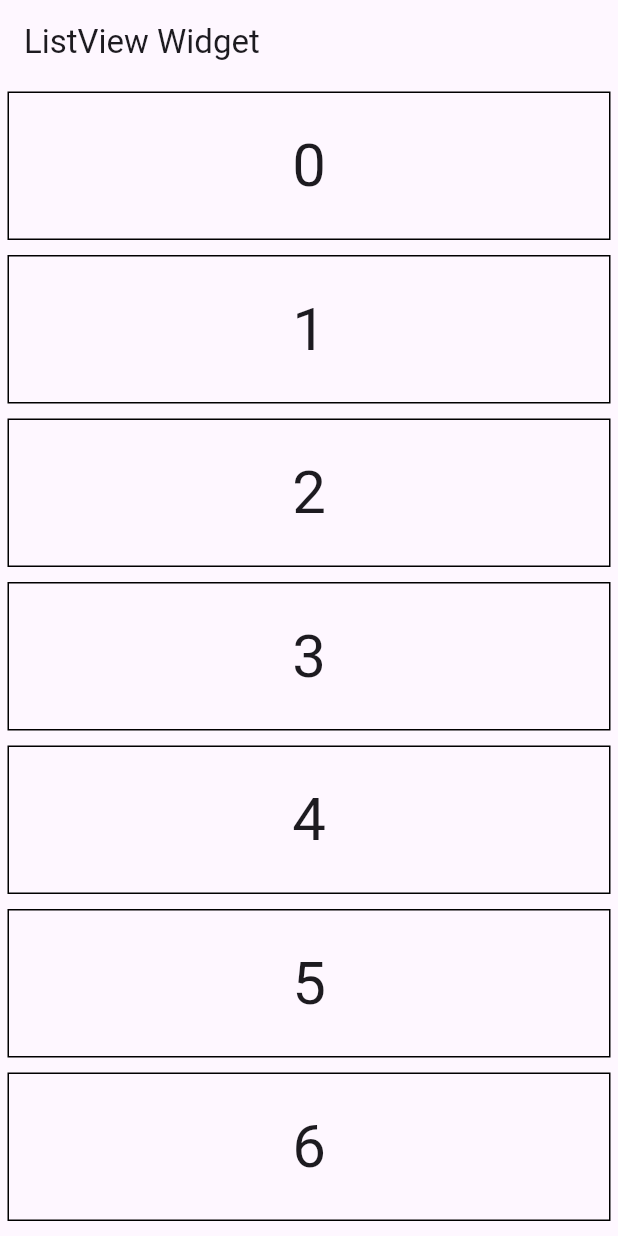
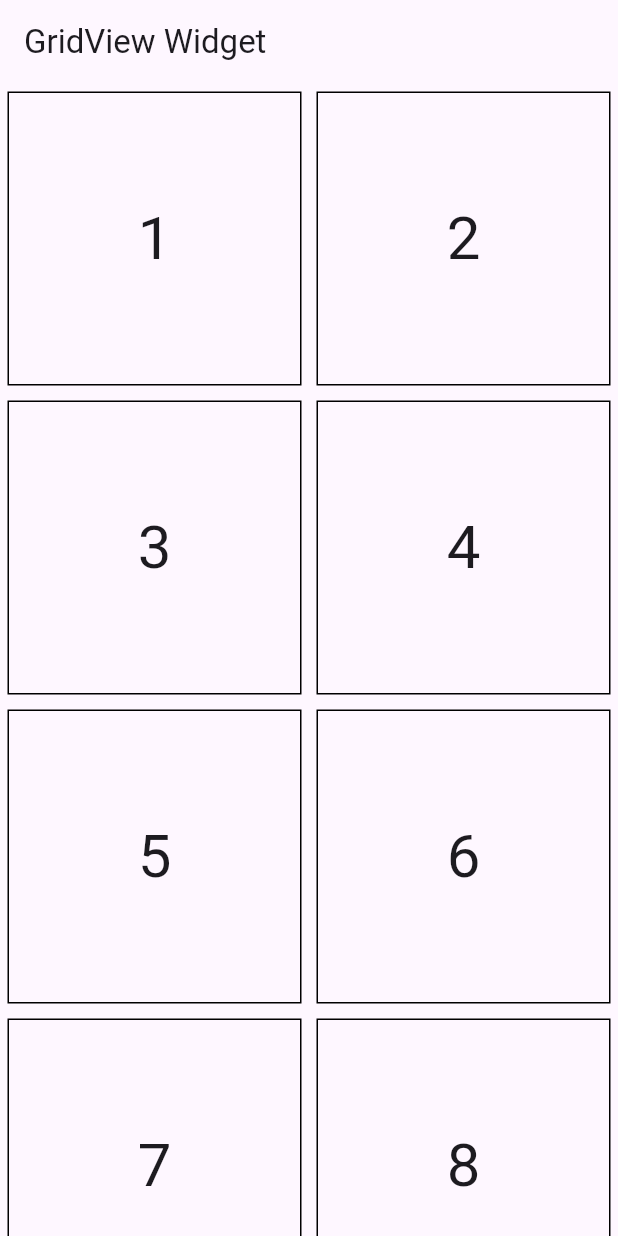
Before and after one commit to muratov-dev/FlutterLearning, a Flutter app: the screen it shows after launch, on a phone screen of 412 x 824 dp. Run offline on Flutter 3.47's test engine with Material 3 defaults, Android fonts, the phone set to English and light mode, and no system bars.

Commit message:
lesson8: GridView Widgets

```diff
--- a/lib/main.dart
+++ b/lib/main.dart
@@ -6,9 +6,10 @@ class ScreenWidget extends StatelessWidget {
   @override
   Widget build(BuildContext context) {
     return MaterialApp(
+      debugShowCheckedModeBanner: false,
       home: Scaffold(
-        appBar: AppBar(title: const Text('ListView Widget')),
-        body: ListViewCustomWidget(),
+        appBar: AppBar(title: const Text('GridView Widget')),
+        body: GridViewCustomWidget(),
       ),
     );
   }
@@ -33,13 +34,15 @@ class TextWidget extends StatelessWidget {
   }
 }
 
-class SimpleWidget extends StatelessWidget {
+class GridViewWidget extends StatelessWidget {
   @override
   Widget build(BuildContext context) {
-    return ListView(
+    return GridView(
+      gridDelegate: SliverGridDelegateWithFixedCrossAxisCount(
+        crossAxisCount: 2,
+      ),
       scrollDirection: Axis.vertical,
       reverse: false,
-      controller: ScrollController(initialScrollOffset: 50),
       padding: EdgeInsets.all(20),
       children: [
         TextWidget(text: '1'),
@@ -57,13 +60,13 @@ class SimpleWidget extends StatelessWidget {
   }
 }
 
-class ListViewBuilderWidget extends StatelessWidget {
-  const ListViewBuilderWidget({super.key});
-
+class GridViewBuilderWidget extends StatelessWidget {
   @override
   Widget build(BuildContext context) {
-    return ListView.builder(
-      // itemCount: 20,
+    return GridView.builder(
+      gridDelegate: SliverGridDelegateWithFixedCrossAxisCount(
+        crossAxisCount: 2,
+      ),
       itemBuilder: (context, index) {
         return TextWidget(text: index.toString());
       },
@@ -71,35 +74,73 @@ class ListViewBuilderWidget extends StatelessWidget {
   }
 }
 
-class ListViewSeparatedWidget extends StatelessWidget {
-  const ListViewSeparatedWidget({super.key});
-
+class GridViewCountWidget extends StatelessWidget {
   @override
   Widget build(BuildContext context) {
-    return ListView.separated(
-      itemCount: 20,
-      itemBuilder: (context, index) {
-        return TextWidget(text: index.toString());
-      },
-      separatorBuilder: (context, index) {
-        return Divider();
-      },
+    return GridView.count(
+      crossAxisCount: 2,
+      children: [
+        TextWidget(text: '1'),
+        TextWidget(text: '2'),
+        TextWidget(text: '3'),
+        TextWidget(text: '4'),
+        TextWidget(text: '5'),
+        TextWidget(text: '6'),
+        TextWidget(text: '7'),
+        TextWidget(text: '8'),
+        TextWidget(text: '9'),
+        TextWidget(text: '10'),
+      ],
     );
   }
 }
 
-class ListViewCustomWidget extends StatelessWidget {
-  const ListViewCustomWidget({super.key});
-
+class GridViewExtentWidget extends StatelessWidget {
   @override
   Widget build(BuildContext context) {
-    return ListView.custom(
-      childrenDelegate: SliverChildBuilderDelegate((
-        BuildContext context,
-        int index,
-      ) {
-        return TextWidget(text: index.toString());
-      }),
+    final queryData = MediaQuery.of(context);
+    print(queryData.size);
+    return Container(
+      width: 300,
+      color: Colors.green,
+      child: GridView.extent(
+        maxCrossAxisExtent: 100,
+        children: [
+          TextWidget(text: '1'),
+          TextWidget(text: '2'),
+          TextWidget(text: '3'),
+          TextWidget(text: '4'),
+          TextWidget(text: '5'),
+          TextWidget(text: '6'),
+          TextWidget(text: '7'),
+          TextWidget(text: '8'),
+          TextWidget(text: '9'),
+          TextWidget(text: '10'),
+        ],
+      ),
     );
   }
 }
+
+class GridViewCustomWidget extends StatelessWidget {
+  @override
+  Widget build(BuildContext context) {
+    return GridView.custom(
+      gridDelegate: SliverGridDelegateWithFixedCrossAxisCount(
+        crossAxisCount: 2,
+      ),
+      childrenDelegate: SliverChildListDelegate([
+        TextWidget(text: '1'),
+        TextWidget(text: '2'),
+        TextWidget(text: '3'),
+        TextWidget(text: '4'),
+        TextWidget(text: '5'),
+        TextWidget(text: '6'),
+        TextWidget(text: '7'),
+        TextWidget(text: '8'),
+        TextWidget(text: '9'),
+        TextWidget(text: '10'),
+      ]),
+    );
+  }
+}
```
